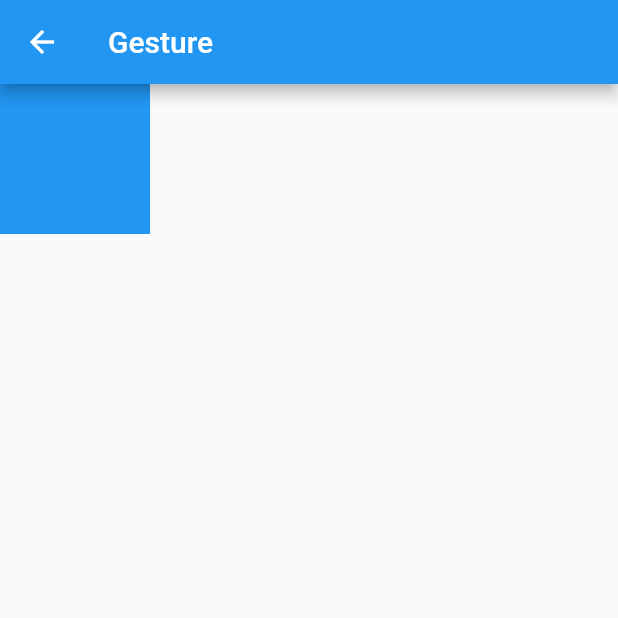
After one commit to ham-burger/flutter-playground, a Flutter app: the screen it shows after launch, after a tap on "gesture detector", on a phone screen of 412 x 824 dp, the top half of it. The commit adds this screen. Run offline on Flutter 3.47's test engine with Material 2 defaults, Android fonts, the light colour scheme and no system bars.

Commit message:
feat(ui): add gesture detector page

```diff
--- a/ui_component_scrap/lib/home_page.dart
+++ b/ui_component_scrap/lib/home_page.dart
@@ -2,6 +2,7 @@ import 'package:flutter/material.dart';
 import 'package:ui_component_scrap/pages/buttons_page.dart';
 import 'package:ui_component_scrap/pages/draggable_page.dart';
 import 'package:ui_component_scrap/pages/form_page.dart';
+import 'package:ui_component_scrap/pages/gesture_page.dart';
 import 'package:ui_component_scrap/pages/texts_page.dart';
 import 'package:ui_component_scrap/pages/toogles_page.dart';
 
@@ -86,6 +87,14 @@ class _MyHomePageState extends State<MyHomePage> {
                 builder: (context) => const DraggablePage(),
               ),
             ),
+          ),
+          ListTile(
+            title: Text('gesture detector'),
+            onTap: () => Navigator.of(context).push(
+              MaterialPageRoute(
+                builder: (context) => const GesturePage(),
+              ),
+            ),
           )
         ],
       ),
--- /dev/null
+++ b/ui_component_scrap/lib/pages/gesture_page.dart
@@ -0,0 +1,44 @@
+import 'dart:math';
+
+import 'package:flutter/material.dart';
+
+class GesturePage extends StatefulWidget {
+  const GesturePage({Key? key}) : super(key: key);
+
+  @override
+  State<GesturePage> createState() => _GesturePageState();
+}
+
+class _GesturePageState extends State<GesturePage> {
+  double _top = 0;
+  double _left = 0;
+
+  @override
+  Widget build(BuildContext context) {
+    return Scaffold(
+      appBar: AppBar(
+        title: const Text('Gesture'),
+      ),
+      body: Stack(
+        children: [
+          Positioned(
+            top: _top,
+            left: _left,
+            child: GestureDetector(
+              onPanUpdate: (details) {
+                _top = max(0, _top + details.delta.dy);
+                _left = max(0, _left + details.delta.dx);
+                setState(() {});
+              },
+              child: Container(
+                width: 100,
+                height: 100,
+                color: Colors.blue,
+              ),
+            ),
+          ),
+        ],
+      ),
+    );
+  }
+}
```
